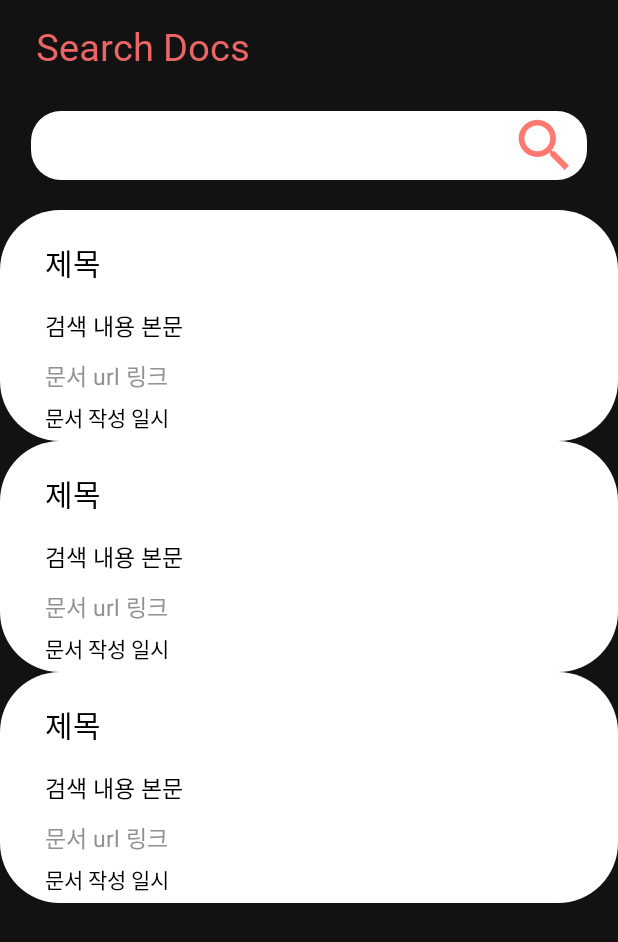
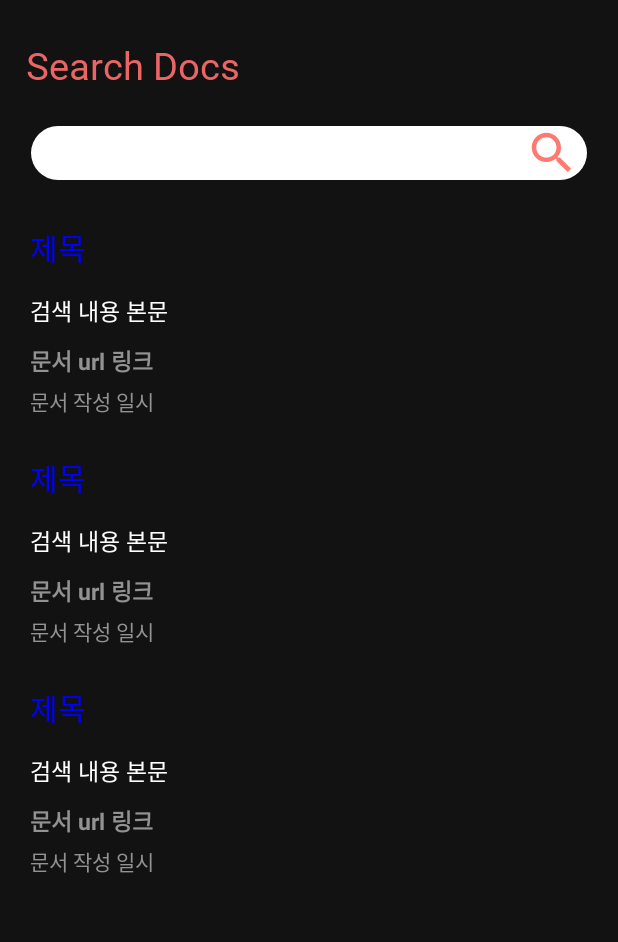
Before and after one commit to 27thAndroimeda/AndromedaProject, an Android app: the layout fragment_home.xml on its own in the app's theme, with its tools: preview values and no code run, on a phone screen of 412 x 824 dp. Shown: the top 942 px of the screen. Run offline under Robolectric (Android 15) with nearby library versions, the phone set to English and light mode, and no system bars.

Commit message:
style: 스타일 변경

```diff
--- a/app/src/main/java/com/example/andromedaproject/home/fragment/HomeFragment.kt
+++ b/app/src/main/java/com/example/andromedaproject/home/fragment/HomeFragment.kt
@@ -9,6 +9,7 @@ import androidx.fragment.app.Fragment
 import com.example.andromedaproject.R
 import com.example.andromedaproject.home.network.RequestWebSearch
 import com.example.andromedaproject.home.adapter.WebSearchAdapter
+import com.example.andromedaproject.home.model.DocumentsData
 import com.example.andromedaproject.home.model.WebSearchModel
 import com.example.andromedaproject.utils.ItemHorizontalDivider
 import com.example.andromedaproject.utils.ItemVerticalDivider
@@ -18,6 +19,9 @@ import retrofit2.Callback
 import retrofit2.Response
 import retrofit2.Retrofit
 import retrofit2.converter.gson.GsonConverterFactory
+import java.text.SimpleDateFormat
+import java.time.format.DateTimeFormatter
+import java.util.*
 
 
 class HomeFragment : Fragment() {
@@ -40,14 +44,14 @@ class HomeFragment : Fragment() {
         searchDocs(view)
     }
 
-    fun searchDocs(view:View){
+    fun searchDocs(view: View) {
         button_search.setOnClickListener {
             Log.d("버튼눌림", "버튼눌림")
             loadSearchResult(view)
         }
     }
 
-    fun loadSearchResult(view: View){
+    fun loadSearchResult(view: View) {
         val token = "KakaoAK bccddec2477515123ee06ae249c39f95"
 
         val retrofit = Retrofit.Builder()
@@ -60,14 +64,15 @@ class HomeFragment : Fragment() {
         retrofitWebSearch.requestWebSearch(
             token, edittext_search_web.text.toString()
         ).enqueue(
-            object: Callback<WebSearchModel>{
+            object : Callback<WebSearchModel> {
                 override fun onResponse(
                     call: Call<WebSearchModel>,
                     response: Response<WebSearchModel>
                 ) {
-                    if(response.isSuccessful){
+                    if (response.isSuccessful) {
                         searchResultAdapter.datas = response.body()!!.documents
                         searchResultAdapter.notifyDataSetChanged()
+                        showTextViewSearch()
                     }
                 }
 
@@ -77,4 +82,12 @@ class HomeFragment : Fragment() {
             }
         )
     }
+
+    fun showTextViewSearch() {
+        if (searchResultAdapter.datas.isNullOrEmpty()) {
+            textview_docs_result.visibility = View.GONE
+        } else {
+            textview_docs_result.visibility = View.VISIBLE
+        }
+    }
 }
--- a/app/src/main/java/com/example/andromedaproject/home/model/WebSearchModel.kt
+++ b/app/src/main/java/com/example/andromedaproject/home/model/WebSearchModel.kt
@@ -1,6 +1,7 @@
 package com.example.andromedaproject.home.model
 
-data class WebSearchModel(
+data class
+WebSearchModel(
     val meta: MetaData,
     val documents: List<DocumentsData>
 )
--- /dev/null
+++ b/app/src/main/res/drawable/search_button_selector.xml
@@ -0,0 +1,5 @@
+<?xml version="1.0" encoding="utf-8"?>
+<selector xmlns:android="http://schemas.android.com/apk/res/android">
+    <item android:color="@color/peace_gray" android:state_checked="true" />
+    <item android:color="@color/white" android:state_checked="false"/>
+</selector>
--- a/app/src/main/res/layout/fragment_home.xml
+++ b/app/src/main/res/layout/fragment_home.xml
@@ -10,17 +10,17 @@
         android:id="@+id/textview_search"
         android:layout_width="wrap_content"
         android:layout_height="wrap_content"
-        android:text="Search Docs"
         android:fontFamily="@font/font_baedal"
         android:includeFontPadding="false"
+        android:text="Search Docs"
         android:textColor="@color/peace_red"
         android:textSize="25sp"
         app:layout_constraintBottom_toBottomOf="parent"
         app:layout_constraintEnd_toEndOf="parent"
-        app:layout_constraintHorizontal_bias="0.09"
+        app:layout_constraintHorizontal_bias="0.064"
         app:layout_constraintStart_toStartOf="parent"
         app:layout_constraintTop_toTopOf="parent"
-        app:layout_constraintVertical_bias="0.022" />
+        app:layout_constraintVertical_bias="0.038" />
 
     <androidx.constraintlayout.widget.ConstraintLayout
         android:id="@+id/constraintlayout_edittext"
@@ -39,6 +39,7 @@
             android:id="@+id/edittext_search_web"
             android:layout_width="0dp"
             android:layout_height="0dp"
+            android:layout_marginTop="10dp"
             android:background="@drawable/web_search_edittext_box"
             android:hint="Search Docs"
             android:paddingLeft="10dp"
@@ -48,7 +49,7 @@
             app:layout_constraintEnd_toEndOf="parent"
             app:layout_constraintStart_toStartOf="parent"
             app:layout_constraintTop_toTopOf="parent"
-            android:maxLines="1"/>
+            android:inputType="text"/>
 
         <ImageButton
             android:id="@+id/button_search"
@@ -64,6 +65,18 @@
 
     </androidx.constraintlayout.widget.ConstraintLayout>
 
+    <TextView
+        android:id="@+id/textview_docs_result"
+        android:layout_width="wrap_content"
+        android:layout_height="wrap_content"
+        android:text="문서 검색 결과"
+        android:textSize="18sp"
+        android:visibility="gone"
+        android:textColor="@color/white"
+        android:layout_marginTop="15dp"
+        app:layout_constraintTop_toBottomOf="@id/constraintlayout_edittext"
+        app:layout_constraintStart_toStartOf="@id/constraintlayout_edittext"/>
+
     <androidx.recyclerview.widget.RecyclerView
         android:id="@+id/recyclerview_docs_list"
         android:layout_width="match_parent"
@@ -73,10 +86,10 @@
         android:orientation="vertical"
         app:layout_constraintBottom_toBottomOf="parent"
         app:layout_constraintEnd_toEndOf="parent"
-        android:layout_marginTop="20dp"
+        android:layout_marginTop="10dp"
         app:layout_constraintHorizontal_bias="0.0"
         app:layout_constraintStart_toStartOf="parent"
-        app:layout_constraintTop_toBottomOf="@id/constraintlayout_edittext" />
+        app:layout_constraintTop_toBottomOf="@id/textview_docs_result" />
     <!--
         <View
             android:id="@+id/bottom_sheet_blur"
--- a/app/src/main/res/layout/item_web_search.xml
+++ b/app/src/main/res/layout/item_web_search.xml
@@ -3,14 +3,14 @@
     android:layout_width="match_parent"
     android:layout_height="wrap_content"
     xmlns:app="http://schemas.android.com/apk/res-auto"
-    android:background="@drawable/item_search_result">
+    >
 
     <androidx.constraintlayout.widget.Guideline
         android:id="@+id/guideline"
         android:layout_width="wrap_content"
         android:layout_height="wrap_content"
         android:orientation="vertical"
-        app:layout_constraintGuide_begin="30dp"/>
+        app:layout_constraintGuide_begin="20dp"/>
 
     <TextView
         android:id="@+id/textview_title"
@@ -18,7 +18,7 @@
         android:layout_height="wrap_content"
         android:fontFamily="@font/font_baedal"
         android:text="제목"
-        android:textColor="@color/black"
+        android:textColor="#0000ff"
         android:textSize="20sp"
         android:layout_marginTop="20dp"
         app:layout_constraintEnd_toEndOf="@id/guideline2"
@@ -35,7 +35,7 @@
         android:ellipsize="end"
         android:maxLines="3"
         android:text="검색 내용 본문"
-        android:textColor="@color/black"
+        android:textColor="@color/white"
         android:textSize="15sp"
         app:layout_constraintEnd_toEndOf="@id/guideline2"
         app:layout_constraintStart_toStartOf="@id/textview_title"
@@ -49,6 +49,7 @@
         android:text="문서 url 링크"
         android:textColor="@color/peace_gray"
         android:textSize="15sp"
+        android:textStyle="bold"
         app:layout_constraintTop_toBottomOf="@id/textview_contents"
         app:layout_constraintStart_toStartOf="@id/textview_contents"
         app:layout_constraintEnd_toEndOf="@id/textview_contents"/>
@@ -58,8 +59,9 @@
         android:layout_width="0dp"
         android:layout_height="wrap_content"
         android:text="문서 작성 일시"
+        android:inputType="datetime"
         android:layout_marginTop="5dp"
-        android:textColor="@color/black"
+        android:textColor="@color/peace_gray"
         app:layout_constraintTop_toBottomOf="@id/textview_url"
         app:layout_constraintStart_toStartOf="@id/textview_url"
         app:layout_constraintEnd_toEndOf="@id/textview_url"
@@ -71,6 +73,6 @@
         android:layout_width="wrap_content"
         android:layout_height="wrap_content"
         android:orientation="vertical"
-        app:layout_constraintGuide_end="30dp"/>
+        app:layout_constraintGuide_end="20dp"/>
 
 </androidx.constraintlayout.widget.ConstraintLayout>
```
